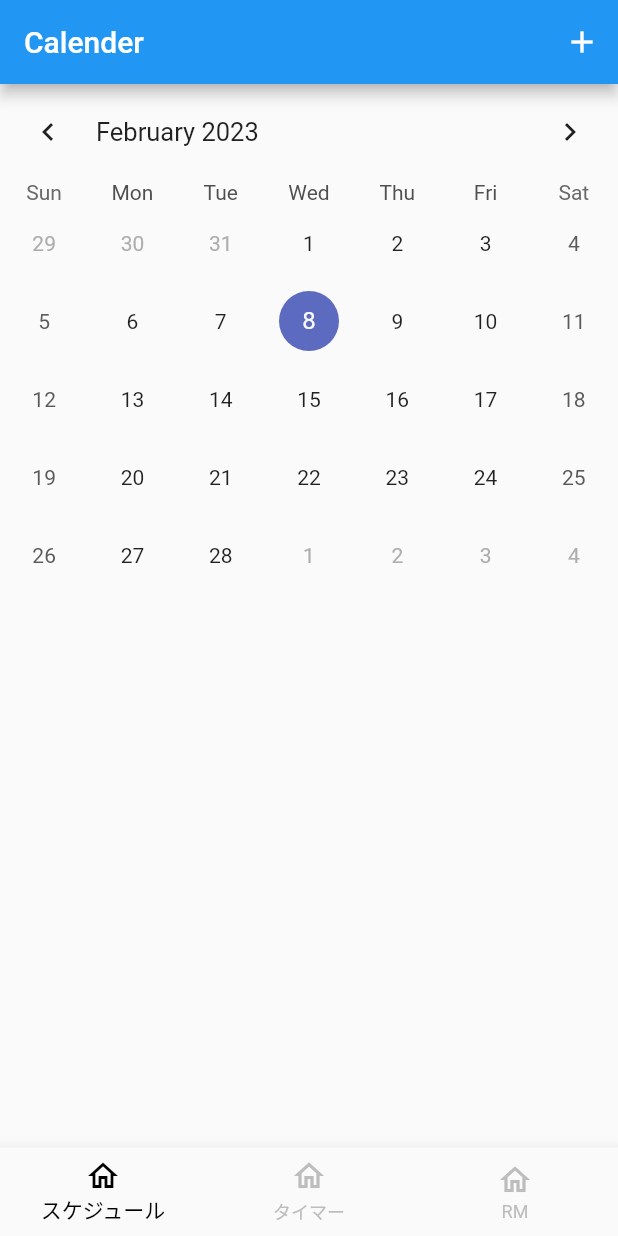
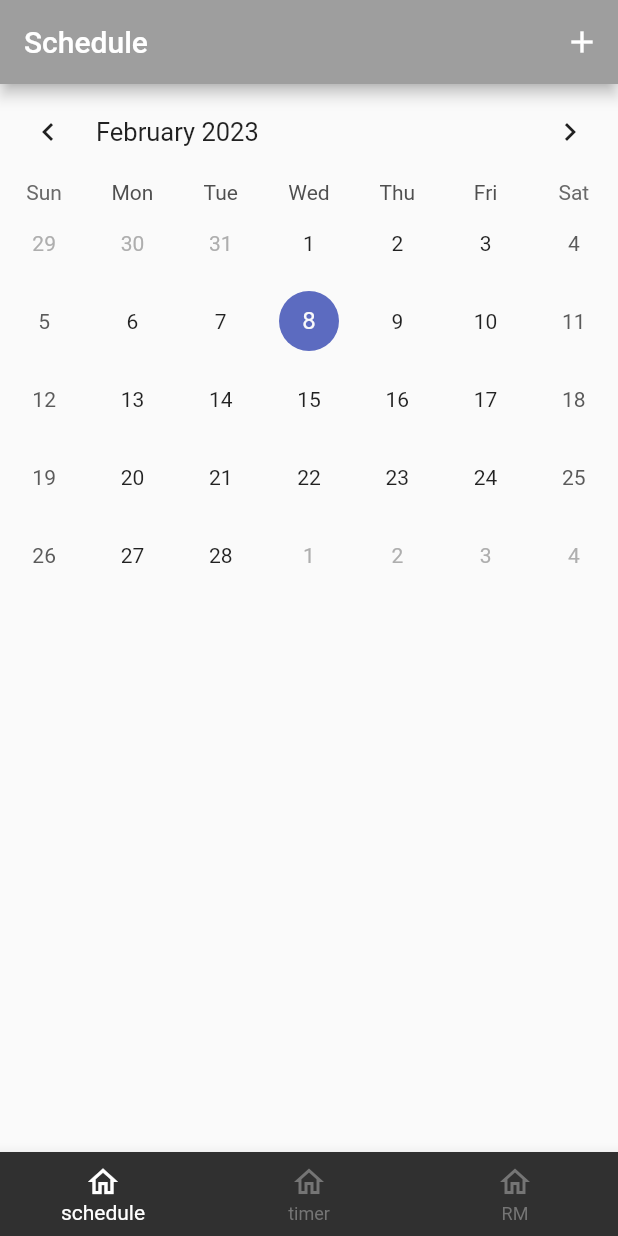
Before and after one commit to yuk1t3ruuuu/fitness, a Flutter app: the screen it shows after launch, on a phone screen of 412 x 824 dp. Run offline on Flutter 3.47's test engine with Material 2 defaults, Android fonts, the phone set to English and light mode, and no system bars; drawn by our look-alikes of table_calendar; our stand-ins replace cloud_firestore, firebase_core, flutter_riverpod, google_fonts; accounts and stored records are empty.

Commit message:
コード修正

```diff
--- a/lib/calender.dart
+++ b/lib/calender.dart
@@ -35,7 +35,8 @@ class Calender extends  ConsumerWidget{
 
     return Scaffold(
       appBar: AppBar(
-        title: Text('Calender'),
+        backgroundColor: Colors.grey,
+        title: Text('Schedule'),
         actions: <Widget>[
           ButtonActions()
         ],
--- a/lib/main.dart
+++ b/lib/main.dart
@@ -54,25 +54,23 @@ class _MainpageState extends State<Mainpage> {
     return Scaffold(
       body: _pages[_activeIndex],
       bottomNavigationBar: BottomNavigationBar(
+        backgroundColor: Color(0xFF303030),
         items: [
           BottomNavigationBarItem(
               icon: Icon(Icons.home_outlined),
-              label: 'スケジュール',
-              backgroundColor: Color(0xFF303030)
+              label: 'schedule',
           ),
           BottomNavigationBarItem(
               icon: Icon(Icons.home_outlined),
-              label: 'タイマー',
-              backgroundColor: Color(0xFF303030)
+              label: 'timer',
           ),
           BottomNavigationBarItem(
               icon: Icon(Icons.home_outlined),
               label: 'RM',
-              backgroundColor: Color(0xFF303030)
           )
         ],
-        unselectedItemColor: Colors.grey[400],
-        selectedItemColor: Colors.black,
+        unselectedItemColor: Colors.grey[600],
+        selectedItemColor: Colors.white,
         showUnselectedLabels: true,
         currentIndex: _activeIndex,
         onTap: (index){
--- a/lib/provider.dart
+++ b/lib/provider.dart
@@ -1,4 +1,3 @@
-import 'package:flutter/material.dart';
 import 'package:flutter_riverpod/flutter_riverpod.dart';
 
 
```
Also changed, not shown: lib/count.dart (+19 -28 lines), lib/rm_calc.dart (+10 -10 lines).
